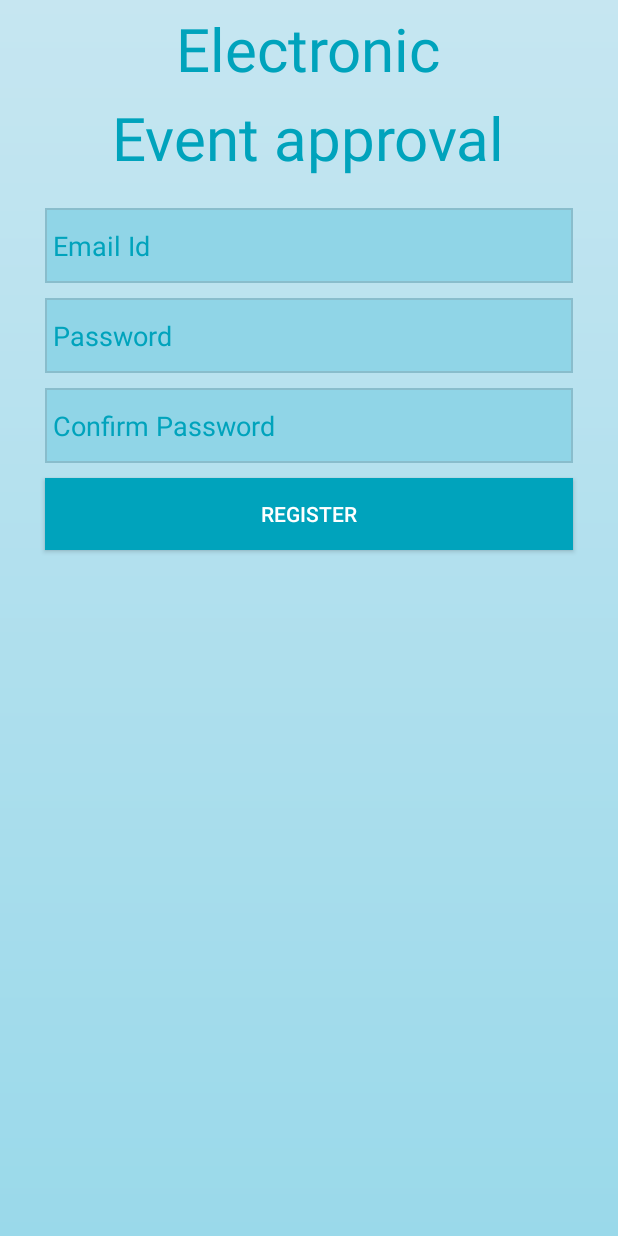
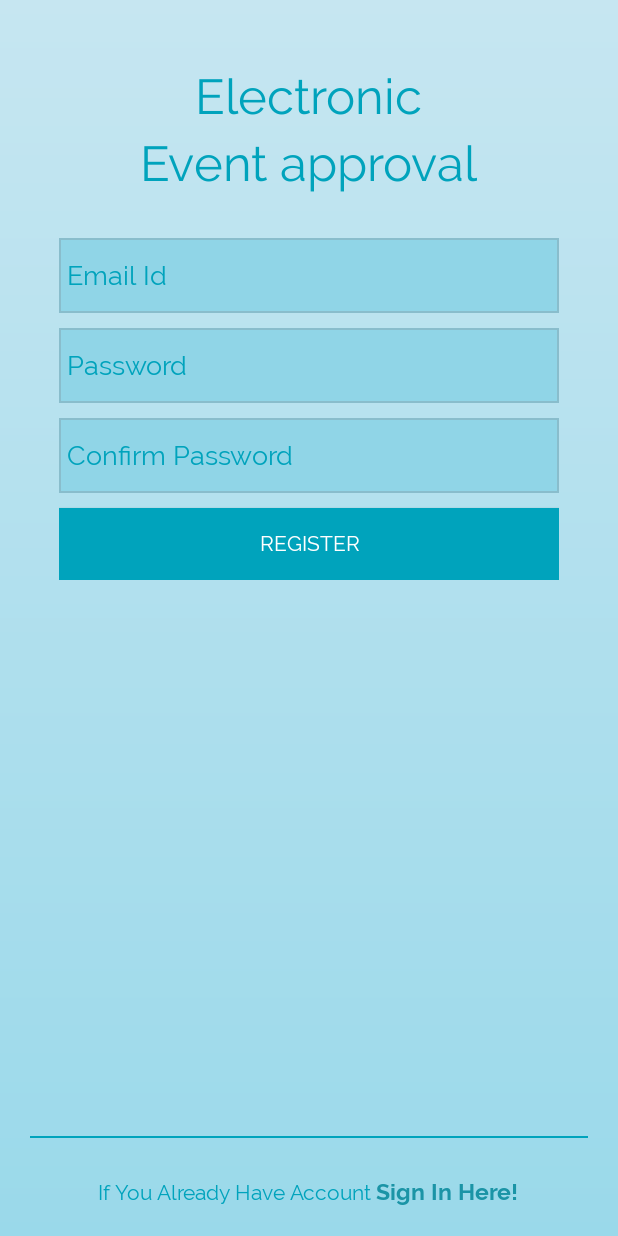
Before and after one commit to imranjaffri/electronic-event-approval, an Android app: the screen it shows after launch (RegisterActivity), after a tap on "Sign up", on a phone screen of 412 x 824 dp. Run offline under Robolectric (Android 15) with nearby library versions, the phone set to English and light mode, and no system bars; our stand-ins replace Volley, sdp/ssp sizes; network calls fail.

Commit message:
applying fonts and design fixes in login and sign_up...

```diff
--- a/app/src/main/java/com/example/choudry/electroniceventapproval/LoginActivity.java
+++ b/app/src/main/java/com/example/choudry/electroniceventapproval/LoginActivity.java
@@ -20,9 +20,9 @@ import java.util.Map;
 
 public class LoginActivity extends AppCompatActivity implements CallPostAPI.ResponseHandler {
 
-    TextView textSignUp;
-    TextView do_u_want;
-    Button btnSignIn;
+    private TextView textSignUp;
+    private TextView do_u_want;
+    private Button btnSignIn;
     private EditText email;
     private EditText password;
     private String userName;
@@ -57,17 +57,17 @@ public class LoginActivity extends AppCompatActivity implements CallPostAPI.Resp
 
 
         // Getting fonts...
-        Typeface custom_font = Typeface.createFromAsset(getAssets(), "fonts/Raleway-Bold.ttf");
-        Typeface custom_font_bold = Typeface.createFromAsset(getAssets(), "fonts/Raleway-Regular.ttf");
+        Typeface bold_font = Typeface.createFromAsset(getAssets(), "fonts/Raleway-Bold.ttf");
+        Typeface simple_font = Typeface.createFromAsset(getAssets(), "fonts/Raleway-Regular.ttf");
 
         // Applying fonts...
-        email.setTypeface(custom_font);
-        password.setTypeface(custom_font);
-        textSignUp.setTypeface(custom_font);
-        btnSignIn.setTypeface(custom_font);
-        do_u_want.setTypeface(custom_font);
-        tite_text.setTypeface(custom_font);
-        tite_text2.setTypeface(custom_font);
+        email.setTypeface(simple_font);
+        password.setTypeface(simple_font);
+        textSignUp.setTypeface(bold_font);
+        btnSignIn.setTypeface(simple_font);
+        do_u_want.setTypeface(simple_font);
+        tite_text.setTypeface(simple_font);
+        tite_text2.setTypeface(simple_font);
 
 
 
--- a/app/src/main/java/com/example/choudry/electroniceventapproval/RegisterActivity.java
+++ b/app/src/main/java/com/example/choudry/electroniceventapproval/RegisterActivity.java
@@ -1,10 +1,12 @@
 package com.example.choudry.electroniceventapproval;
 
+import android.graphics.Typeface;
 import android.support.v7.app.AppCompatActivity;
 import android.os.Bundle;
 import android.view.View;
 import android.widget.Button;
 import android.widget.EditText;
+import android.widget.TextView;
 
 import com.example.choudry.electroniceventapproval.api.CallPostAPI;
 
@@ -20,6 +22,10 @@ public class RegisterActivity extends AppCompatActivity implements CallPostAPI.R
     String user_email;
     String user_password;
     String user_comfirm_password;
+    private TextView tite_text;
+    private TextView tite_text2;
+    private TextView sign_in_again;
+    private TextView already_account;
 
     @Override
     protected void onCreate(Bundle savedInstanceState) {
@@ -30,6 +36,26 @@ public class RegisterActivity extends AppCompatActivity implements CallPostAPI.R
         password = (EditText) findViewById(R.id.et_pass);
         comformPassword = (EditText) findViewById(R.id.et_cnfrmPass);
         register_btn = (Button) findViewById(R.id.btn_register);
+        tite_text = (TextView) findViewById(R.id.electonicTitleRegister);
+        tite_text2 = (TextView) findViewById(R.id.approvalTitleRegister);
+        sign_in_again = (TextView) findViewById(R.id.tv_signIn);
+        already_account = (TextView) findViewById(R.id.alreadyAccount);
+
+
+        // Getting fonts...
+        Typeface bold_font = Typeface.createFromAsset(getAssets(), "fonts/Raleway-Bold.ttf");
+        Typeface simple_font = Typeface.createFromAsset(getAssets(), "fonts/Raleway-Regular.ttf");
+
+        // Applying fonts...
+        email.setTypeface(simple_font);
+        password.setTypeface(simple_font);
+        comformPassword.setTypeface(simple_font);
+        register_btn.setTypeface(simple_font);
+        tite_text.setTypeface(simple_font);
+        tite_text2.setTypeface(simple_font);
+        sign_in_again.setTypeface(bold_font);
+        already_account.setTypeface(simple_font);
+
 
         register_btn.setOnClickListener(new View.OnClickListener() {
             @Override
--- a/app/src/main/res/layout/activity_register.xml
+++ b/app/src/main/res/layout/activity_register.xml
@@ -1,49 +1,56 @@
 <?xml version="1.0" encoding="utf-8"?>
+
+
+<RelativeLayout xmlns:android="http://schemas.android.com/apk/res/android"
+    android:layout_width="match_parent"
+    android:layout_height="match_parent"
+    android:background="@drawable/background">
+
+
     <LinearLayout xmlns:android="http://schemas.android.com/apk/res/android"
         xmlns:app="http://schemas.android.com/apk/res-auto"
         xmlns:tools="http://schemas.android.com/tools"
         android:layout_width="match_parent"
-    android:layout_height="match_parent"
-    android:background="@drawable/background"
+        android:layout_height="wrap_content"
+
         android:orientation="vertical"
+        android:padding="@dimen/_30sdp"
         tools:context="com.example.choudry.electroniceventapproval.RegisterActivity">
 
 
         <TextView
+            android:id="@+id/electonicTitleRegister"
             android:layout_width="wrap_content"
             android:layout_height="wrap_content"
             android:layout_gravity="center_horizontal"
             android:layout_marginTop="5dp"
             android:text="Electronic"
             android:textColor="@color/colorPrimary"
-        android:textSize="40dp"
+            android:textSize="@dimen/_25sdp"
 
             />
 
         <TextView
+            android:id="@+id/approvalTitleRegister"
             android:layout_width="wrap_content"
             android:layout_height="wrap_content"
             android:layout_gravity="center_horizontal"
             android:layout_marginTop="5dp"
             android:text="Event approval"
             android:textColor="@color/colorPrimary"
-        android:textSize="40dp" />
+            android:textSize="@dimen/_25sdp" />
 
 
         <EditText
             android:id="@+id/et_mail"
             android:layout_width="match_parent"
             android:layout_height="50dp"
+            android:layout_marginTop="30dp"
+            android:background="@drawable/border"
+            android:hint="Email Id"
+            android:paddingLeft="5dp"
+            android:textColor="@color/colorPrimary"
             android:textColorHint="@color/colorPrimary"
-        android:textColor="@color/colorPrimary"
-        android:background="@drawable/border"
-        android:paddingLeft="5dp"
-        android:layout_marginStart="30dp"
-        android:layout_marginLeft="30dp"
-        android:layout_marginEnd="30dp"
-        android:layout_marginRight="30dp"
-        android:layout_marginTop="20dp"
-        android:hint="Email Id"
 
 
             />
@@ -52,17 +59,13 @@
             android:id="@+id/et_pass"
             android:layout_width="match_parent"
             android:layout_height="50dp"
-        android:textColorHint="@color/colorPrimary"
-        android:textColor="@color/colorPrimary"
+            android:layout_marginTop="10dp"
             android:background="@drawable/border"
-        android:paddingLeft="5dp"
-        android:layout_marginStart="30dp"
-        android:layout_marginLeft="30dp"
-        android:layout_marginEnd="30dp"
-        android:layout_marginRight="30dp"
-        android:layout_marginTop="10dp"
             android:hint="Password"
             android:inputType="textPassword"
+            android:paddingLeft="5dp"
+            android:textColor="@color/colorPrimary"
+            android:textColorHint="@color/colorPrimary"
 
 
             />
@@ -72,17 +75,13 @@
             android:id="@+id/et_cnfrmPass"
             android:layout_width="match_parent"
             android:layout_height="50dp"
-        android:textColorHint="@color/colorPrimary"
-        android:textColor="@color/colorPrimary"
+            android:layout_marginTop="10dp"
             android:background="@drawable/border"
-        android:paddingLeft="5dp"
-        android:layout_marginStart="30dp"
-        android:layout_marginLeft="30dp"
-        android:layout_marginEnd="30dp"
-        android:layout_marginRight="30dp"
-        android:layout_marginTop="10dp"
             android:hint="Confirm Password"
             android:inputType="textPassword"
+            android:paddingLeft="5dp"
+            android:textColor="@color/colorPrimary"
+            android:textColorHint="@color/colorPrimary"
 
 
             />
@@ -92,10 +91,6 @@
             android:id="@+id/btn_register"
             android:layout_width="match_parent"
             android:layout_height="wrap_content"
-        android:layout_marginEnd="30dp"
-        android:layout_marginLeft="30dp"
-        android:layout_marginRight="30dp"
-        android:layout_marginStart="30dp"
             android:layout_marginTop="10dp"
             android:background="@drawable/button_states"
             android:text="Register"
@@ -105,3 +100,48 @@
 
 
     </LinearLayout>
+
+    <View
+        android:id="@+id/bottomViewregister"
+        android:layout_width="match_parent"
+        android:layout_height="1.5dp"
+        android:layout_alignParentBottom="true"
+        android:layout_marginBottom="@dimen/_50sdp"
+        android:layout_marginLeft="20dp"
+        android:layout_marginRight="20dp"
+        android:layout_marginTop="@dimen/_60sdp"
+        android:background="@color/colorPrimary">
+
+
+    </View>
+
+    <LinearLayout
+        android:layout_width="wrap_content"
+        android:layout_height="wrap_content"
+        android:layout_alignParentBottom="true"
+        android:layout_centerHorizontal="true"
+        android:layout_marginBottom="20dp">
+
+
+        <TextView
+            android:id="@+id/alreadyAccount"
+            android:layout_width="wrap_content"
+            android:layout_height="wrap_content"
+            android:text="If You Already Have Account"
+            android:textColor="@color/colorPrimary" />
+
+        <TextView
+            android:id="@+id/tv_signIn"
+            android:layout_width="wrap_content"
+            android:layout_height="wrap_content"
+            android:layout_marginLeft="@dimen/_2sdp"
+            android:text="Sign In Here!"
+            android:textColor="@color/colorPrimaryDark"
+            android:textSize="15dp"
+             />
+
+
+    </LinearLayout>
+
+
+</RelativeLayout>
--- a/app/src/main/res/layout/activity_sign_in.xml
+++ b/app/src/main/res/layout/activity_sign_in.xml
@@ -118,7 +118,7 @@
             android:layout_marginLeft="@dimen/_2sdp"
             android:textColor="@color/colorPrimaryDark"
             android:textSize="15dp"
-            android:textStyle="bold" />
+             />
 
 
     </LinearLayout>
```
Lines whose indentation alone changed are shown as unchanged.
